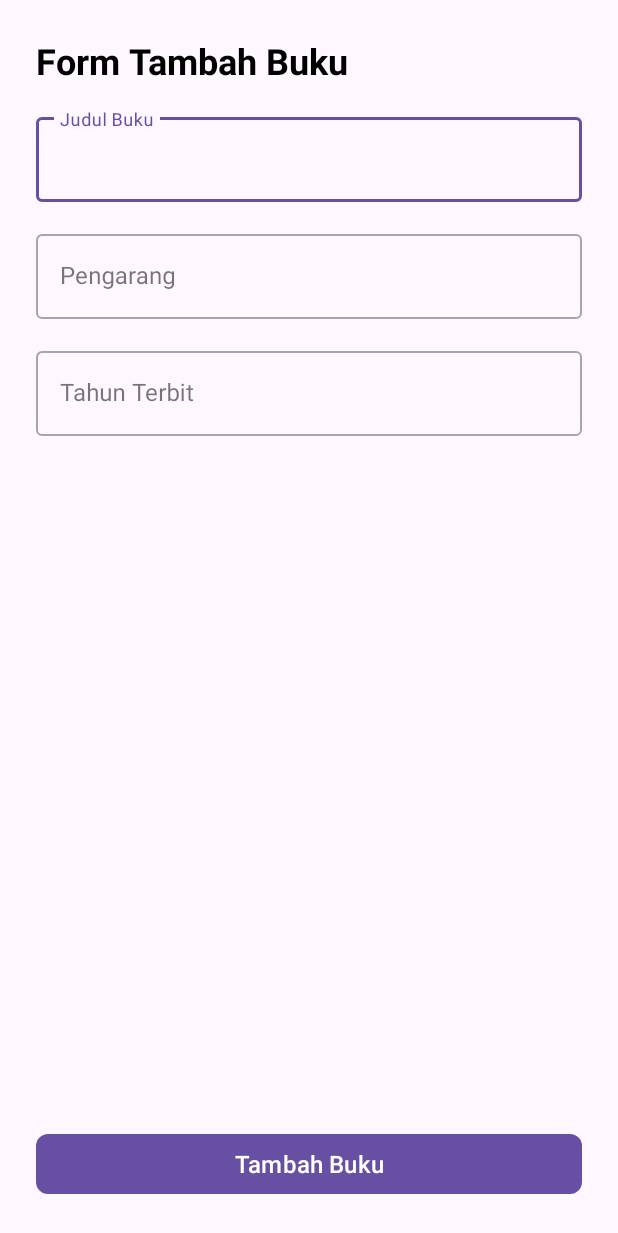
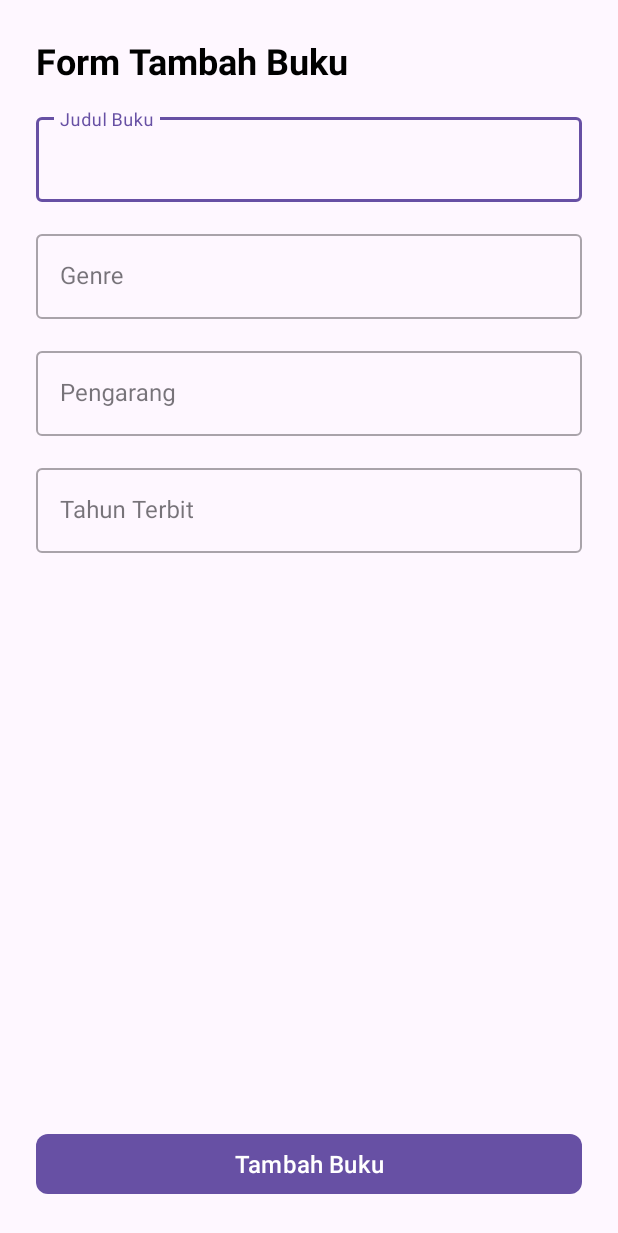
Before and after one commit to alzzneon/BooksLibrary, an Android app: the AddBukuActivity screen opened directly, with no data from a screen before it, on a phone screen of 412 x 824 dp. Shown: the top 1233 px of the screen. Run offline under Robolectric (Android 15) with nearby library versions, the phone set to English and light mode, and no system bars; our stand-ins replace Room's generated code.

Commit message:
Update add genre

```diff
--- a/app/src/main/java/com/project/projectuts/adapter/BukuAdapter.kt
+++ b/app/src/main/java/com/project/projectuts/adapter/BukuAdapter.kt
@@ -1,14 +1,10 @@
 package com.project.projectuts.adapter
 
-import android.content.Context
 import android.view.LayoutInflater
-import android.view.View
 import android.view.ViewGroup
-import android.widget.TextView
 import androidx.recyclerview.widget.DiffUtil
 import androidx.recyclerview.widget.ListAdapter
 import androidx.recyclerview.widget.RecyclerView
-import com.project.projectuts.R
 import com.project.projectuts.databinding.HeaderItemBinding
 import com.project.projectuts.databinding.ListBukuBinding
 import com.project.projectuts.extension.setDate
--- a/app/src/main/java/com/project/projectuts/addActivity/AddBukuActivity.kt
+++ b/app/src/main/java/com/project/projectuts/addActivity/AddBukuActivity.kt
@@ -23,11 +23,12 @@ class AddBukuActivity : AppCompatActivity() {
 
         binding.buttonAddBuku.setOnClickListener {
             val judul = binding.editTextJudul.text.toString()
+            val genre = binding.editTextGenre.text.toString()
             val pengarang = binding.editTextPengarang.text.toString()
             val tahunTerbit = binding.editTextTahunTerbit.text.toString().toIntOrNull() ?: 0
             val tanggalDitambahkan = System.currentTimeMillis()
 
-            val buku = Buku(judul = judul, pengarang = pengarang, tahunTerbit = tahunTerbit, tanggalDitambahkan = tanggalDitambahkan)
+            val buku = Buku(judul = judul, genre = genre, pengarang = pengarang, tahunTerbit = tahunTerbit, tanggalDitambahkan = tanggalDitambahkan)
             viewModel.insertBuku(buku)
             finish()
         }
--- a/app/src/main/java/com/project/projectuts/list/ListBuku.kt
+++ b/app/src/main/java/com/project/projectuts/list/ListBuku.kt
@@ -60,10 +60,12 @@ class   ListBuku : AppCompatActivity() {
         val dialogView = LayoutInflater.from(this).inflate(R.layout.dialog_edit, null)
 
         val edtJudul = dialogView.findViewById<EditText>(R.id.edt_judul)
+        val edtGenre = dialogView.findViewById<EditText>(R.id.edt_genre)
         val edtPengarang = dialogView.findViewById<EditText>(R.id.edt_pengarang)
         val edtTahunTerbit = dialogView.findViewById<EditText>(R.id.edt_tahunTerbit)
 
         edtJudul.setText(buku.judul)
+        edtGenre.setText(buku.genre)
         edtPengarang.setText(buku.pengarang)
         edtTahunTerbit.setText(buku.tahunTerbit.toString())
 
@@ -73,6 +75,7 @@ class   ListBuku : AppCompatActivity() {
             .setPositiveButton("Simpan") { dialog, _ ->
                 val updatedBuku = Buku(
                     id = buku.id,
+                    genre = edtGenre.text.toString(),
                     judul = edtJudul.text.toString(),
                     pengarang = edtPengarang.text.toString(),
                     tahunTerbit = edtTahunTerbit.text.toString().toInt(),
--- a/app/src/main/java/com/project/projectuts/model/Buku.kt
+++ b/app/src/main/java/com/project/projectuts/model/Buku.kt
@@ -7,6 +7,7 @@ import androidx.room.PrimaryKey
 data class Buku(
     @PrimaryKey(autoGenerate = true) val id: Int = 0,
     val judul: String,
+    val genre: String,
     val pengarang: String,
     val tahunTerbit: Int,
     val tanggalDitambahkan : Long
--- a/app/src/main/res/layout/activity_add_buku.xml
+++ b/app/src/main/res/layout/activity_add_buku.xml
@@ -1,6 +1,7 @@
 <?xml version="1.0" encoding="utf-8"?>
 <androidx.constraintlayout.widget.ConstraintLayout xmlns:android="http://schemas.android.com/apk/res/android"
     xmlns:app="http://schemas.android.com/apk/res-auto"
+    xmlns:tools="http://schemas.android.com/tools"
     android:layout_width="match_parent"
     android:layout_height="match_parent"
     android:padding="24dp">
@@ -18,12 +19,31 @@
         app:layout_constraintStart_toStartOf="parent" />
 
     <com.google.android.material.textfield.TextInputLayout
-        android:id="@+id/textInputLayoutTitle"
+        android:id="@+id/textInputLayoutGenre"
         android:layout_width="0dp"
         android:layout_height="wrap_content"
         android:hint="Judul Buku"
         style="@style/Widget.MaterialComponents.TextInputLayout.OutlinedBox"
         app:layout_constraintTop_toBottomOf="@id/textViewTitle"
+        app:layout_constraintStart_toStartOf="parent"
+        app:layout_constraintEnd_toEndOf="parent"
+        android:layout_marginTop="16dp">
+
+        <com.google.android.material.textfield.TextInputEditText
+            android:id="@+id/editTextGenre"
+            android:layout_width="match_parent"
+            android:layout_height="wrap_content"
+            android:textSize="16sp" />
+
+    </com.google.android.material.textfield.TextInputLayout>
+
+    <com.google.android.material.textfield.TextInputLayout
+        android:id="@+id/textInputLayoutTitle"
+        android:layout_width="0dp"
+        android:layout_height="wrap_content"
+        android:hint="Genre"
+        style="@style/Widget.MaterialComponents.TextInputLayout.OutlinedBox"
+        app:layout_constraintTop_toBottomOf="@id/textInputLayoutGenre"
         app:layout_constraintStart_toStartOf="parent"
         app:layout_constraintEnd_toEndOf="parent"
         android:layout_marginTop="16dp">
```
Also changed, not shown: app/src/main/res/layout/dialog_edit.xml (+7 -0 lines).
